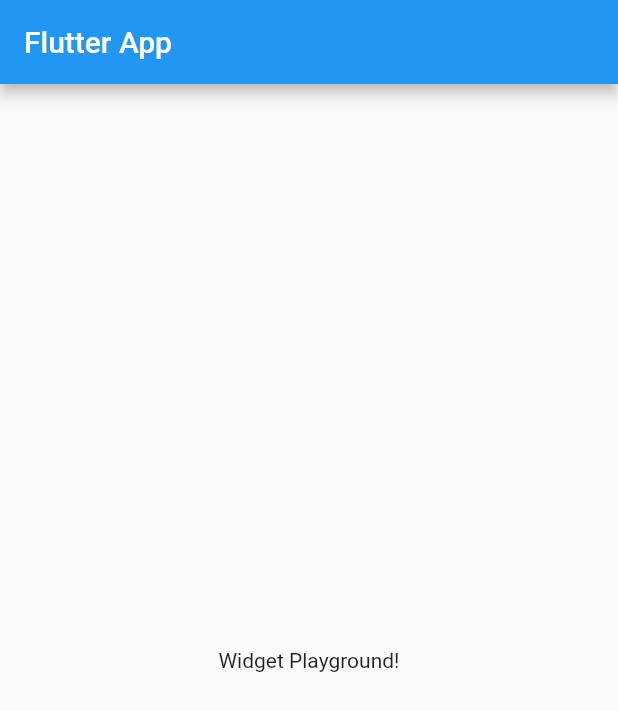
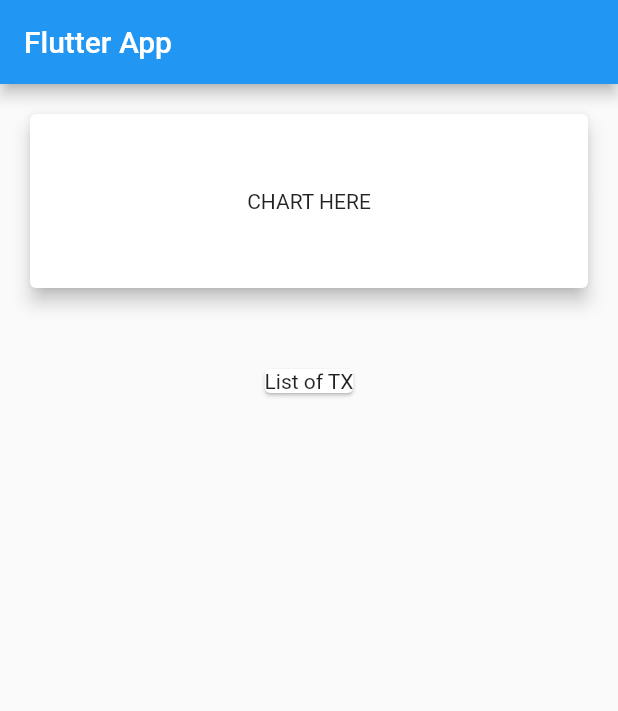
Before and after one commit to yuchehsieh/flutter_personal_expense, a Flutter app: the screen it shows after launch, on a phone screen of 412 x 824 dp. Shown: the top 711 px of the screen. Run offline on Flutter 3.47's test engine with Material 2 defaults, Android fonts, the phone set to English and light mode, and no system bars.

Commit message:
learn: Widget combination for positioning, sizing (Card, Text, Column), there always many ways to achieve same goal

```diff
--- a/lib/main.dart
+++ b/lib/main.dart
@@ -16,12 +16,25 @@ class MyHomePage extends StatelessWidget {
   @override
   Widget build(BuildContext context) {
     return Scaffold(
-      appBar: AppBar(
-        title: Text('Flutter App'),
-      ),
-      body: Center(
-        child: Text('Widget Playground!'),
-      ),
-    );
+        appBar: AppBar(
+          title: Text('Flutter App'),
+        ),
+        body: Column(
+          children: <Widget>[
+            Card(
+              margin: EdgeInsets.only(left: 20, right: 20, top: 20, bottom: 50),
+              child: Container(
+                width: double.infinity,
+                padding: EdgeInsets.only(top: 50, bottom: 50),
+                alignment: Alignment.center,
+                child: Text('CHART HERE'),
+              ),
+              elevation: 5,
+            ),
+            Card(
+              child: Text('List of TX'),
+            )
+          ],
+        ));
   }
 }
```
Also changed, not shown: 1 other file.
